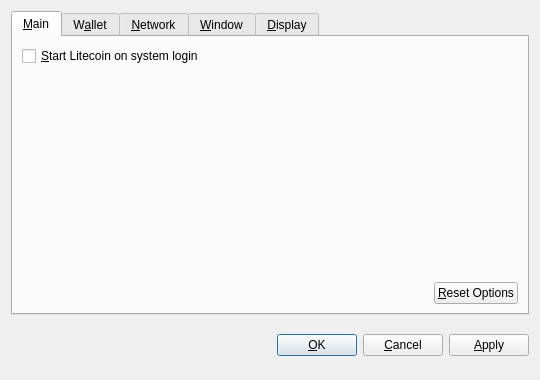
Qt form src/qt/forms/optionsdialog.ui (Worldcoin-Network/litecoin) before a commit.
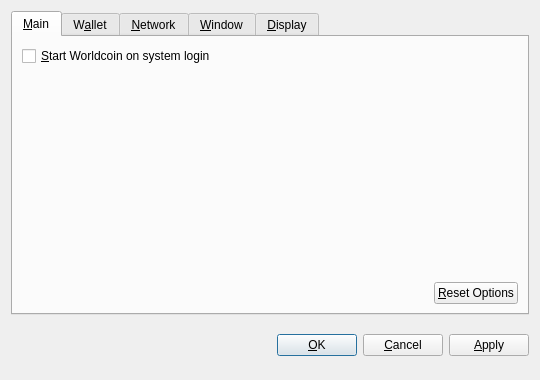
The same form after that commit. Custom widgets are drawn as their Qt base class.

Commit message: Update instances of litecoin to worldcoin

The edit to the form file:
```diff
--- a/src/qt/forms/optionsdialog.ui
+++ b/src/qt/forms/optionsdialog.ui
@@ -36,7 +36,7 @@
           <string>Automatically start Litecoin after logging in to the system.</string>
          </property>
          <property name="text">
-          <string>&amp;Start Litecoin on system login</string>
+          <string>&amp;Start Worldcoin on system login</string>
          </property>
         </widget>
        </item>
```
Left out of the diff: 2 changed lines with no effect on the pictures. The commit also changes 77 other files.
